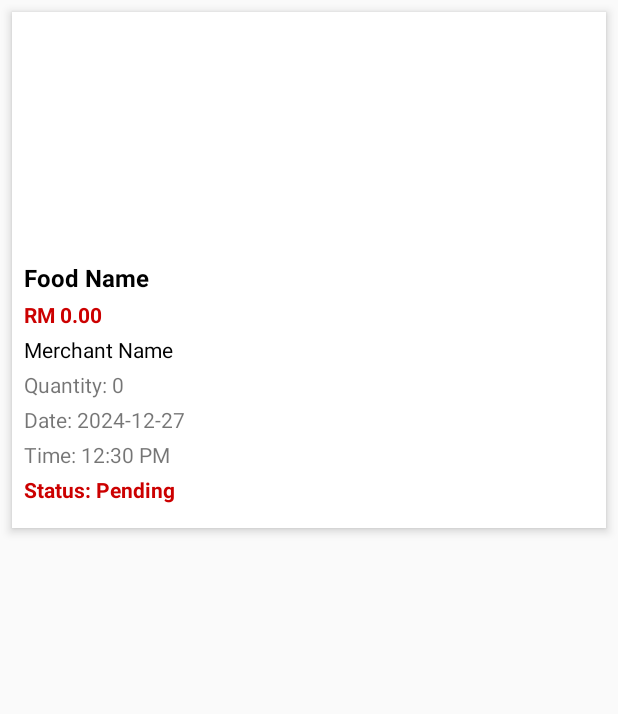
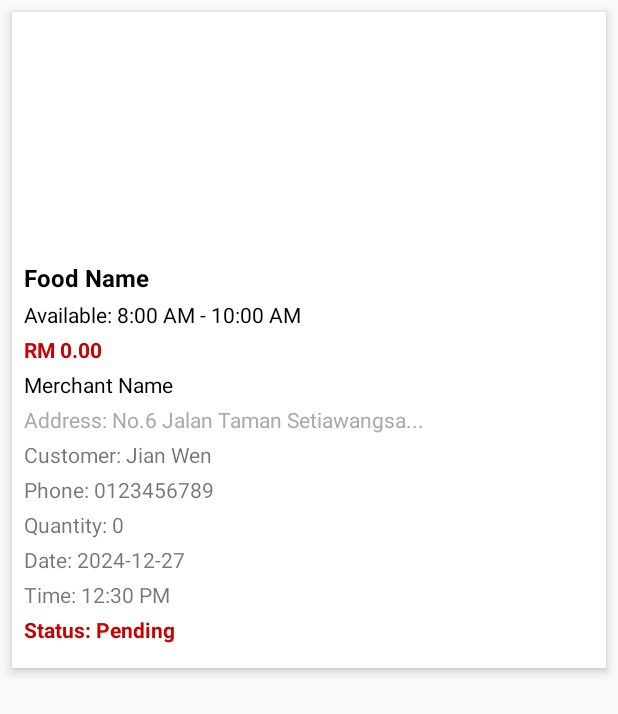
Before and after one commit to JzeAnson/commUnity, an Android app: the layout order_item_layout.xml on its own in the app's theme, with its tools: preview values and no code run, on a phone screen of 412 x 824 dp. Shown: the top 714 px of the screen. Run offline under Robolectric (Android 15) with nearby library versions, the phone set to English and light mode, and no system bars.

Commit message:
Modified code based on new structure of Orders

```diff
--- a/app/src/main/res/layout/order_item_layout.xml
+++ b/app/src/main/res/layout/order_item_layout.xml
@@ -28,6 +28,16 @@
         android:textColor="@android:color/black"
         android:layout_marginBottom="4dp" />
 
+    <!-- Food Description -->
+    <TextView
+        android:id="@+id/foodDesc"
+        android:layout_width="wrap_content"
+        android:layout_height="wrap_content"
+        android:text="Available: 8:00 AM - 10:00 AM"
+        android:textSize="14sp"
+        android:textColor="@android:color/black"
+        android:layout_marginBottom="4dp" />
+
     <!-- Food Price -->
     <TextView
         android:id="@+id/foodPrice"
@@ -47,6 +57,34 @@
         android:text="Merchant Name"
         android:textSize="14sp"
         android:textColor="@android:color/black"
+        android:layout_marginBottom="4dp" />
+
+    <!-- Merchant Address -->
+    <TextView
+        android:id="@+id/merchantAddress"
+        android:layout_width="wrap_content"
+        android:layout_height="wrap_content"
+        android:text="Address: No.6 Jalan Taman Setiawangsa..."
+        android:textSize="14sp"
+        android:textColor="@android:color/darker_gray"
+        android:layout_marginBottom="4dp" />
+
+    <!-- Customer Name -->
+    <TextView
+        android:id="@+id/customerName"
+        android:layout_width="wrap_content"
+        android:layout_height="wrap_content"
+        android:text="Customer: Jian Wen"
+        android:textSize="14sp"
+        android:layout_marginBottom="4dp" />
+
+    <!-- Customer Phone -->
+    <TextView
+        android:id="@+id/customerPhone"
+        android:layout_width="wrap_content"
+        android:layout_height="wrap_content"
+        android:text="Phone: 0123456789"
+        android:textSize="14sp"
         android:layout_marginBottom="4dp" />
 
     <!-- Quantity -->
```
Also changed, not shown: app/src/main/java/com/example/community/OrderAdapter.java (+11 -2 lines), app/src/main/java/com/example/community/OrderItem.java (+64 -13 lines), app/src/main/java/com/example/community/PastOrdersFragment.java (+10 -1 lines).
